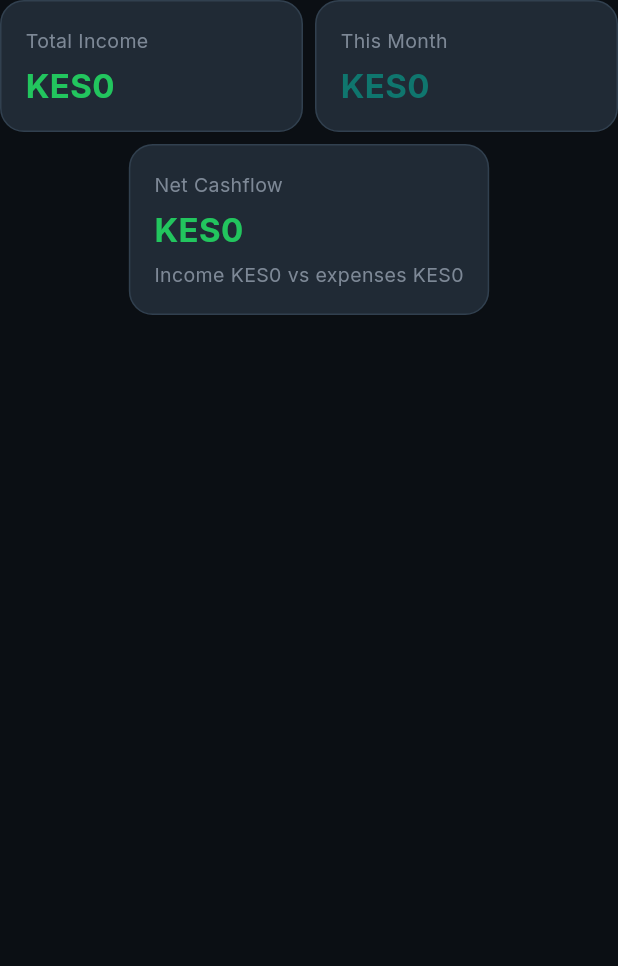
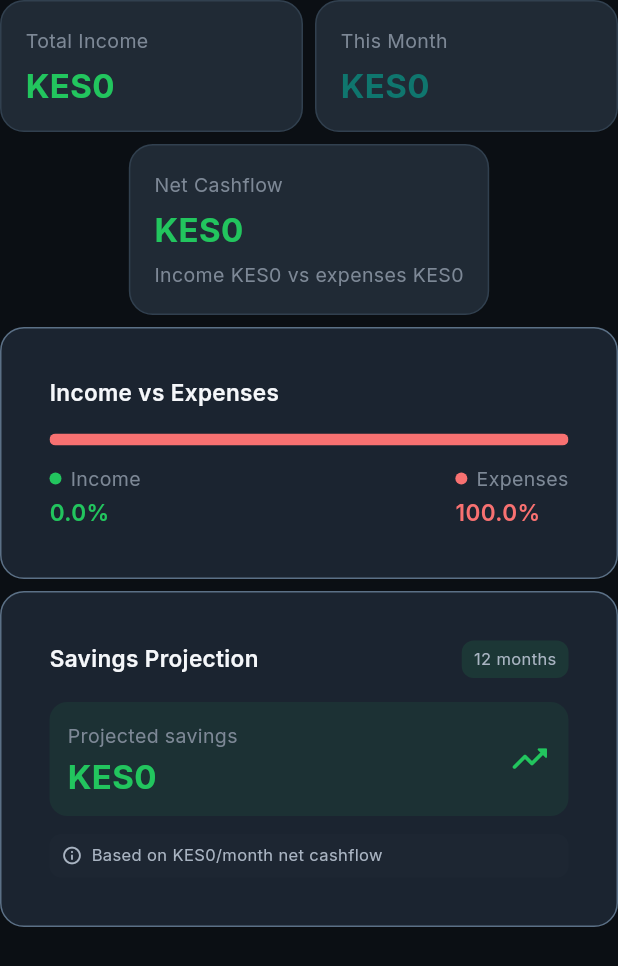
Before and after one commit to belinzenewtone/beltech-app, a Flutter app: the IncomeOverviewCards widget shown alone on an empty page, opened directly with empty values, on a phone screen of 412 x 824 dp. Shown: the top 966 px of the screen. Run offline on Flutter 3.47's test engine with Material 3 defaults, Android fonts, the phone set to English and light mode, and no system bars; our stand-ins replace connectivity_plus, drift, file_picker, fl_chart, flutter_local_notifications, flutter_markdown and 16 more; missing offline and left inert: dart:ffi, flutter_sms_inbox, shorebird_code_push, workmanager; accounts and stored records are empty.

Commit message:
Phase 2: Income Feature Parity Completion
Add advanced income analytics and projections:

New widgets:
- IncomeExpenseRatioCard: Visual income/expense ratio with percentage breakdown
- SavingsProjectionCard: 12-month savings forecast based on current cashflow

Enhancements:
- Integrated ratio and projection cards into income overview
- Provides users with visual cashflow analysis and savings trajectory
- Enables data-driven financial planning and goal setting

Completes Phase 2 deliverables:
1. ✅ Deterministic Insights Generation Engine
2. ✅ Analytics Screen Completeness (trend arrows, net cashflow, period selector)
3. ✅ Income Feature Parity (ratio analysis, savings projection)

Phase 2 ready for testing and Phase 3 parallel execution.

Co-Authored-By: Claude Sonnet 4.6 <noreply@anthropic.com>
Claude-Session: https://claude.ai/code/session_0165LbxAQiv1etuo7rnDRrpG

```diff
--- /dev/null
+++ b/lib/features/income/presentation/widgets/income_expense_ratio_card.dart
@@ -0,0 +1,127 @@
+import 'package:beltech/core/theme/app_colors.dart';
+import 'package:beltech/core/theme/app_radius.dart';
+import 'package:beltech/core/theme/app_spacing.dart';
+import 'package:beltech/core/theme/app_typography.dart';
+import 'package:beltech/core/widgets/glass_card.dart';
+import 'package:flutter/material.dart';
+
+/// Card showing income/expense ratio and visualization.
+class IncomeExpenseRatioCard extends StatelessWidget {
+  const IncomeExpenseRatioCard({
+    super.key,
+    required this.income,
+    required this.expenses,
+  });
+
+  final double income;
+  final double expenses;
+
+  @override
+  Widget build(BuildContext context) {
+    final total = income + expenses;
+    final incomePercent = total > 0 ? (income / total * 100) : 0.0;
+    final expensePercent = 100 - incomePercent;
+
+    return GlassCard(
+      child: Padding(
+        padding: const EdgeInsets.all(16),
+        child: Column(
+          crossAxisAlignment: CrossAxisAlignment.start,
+          children: [
+            Text(
+              'Income vs Expenses',
+              style: AppTypography.cardTitle(context),
+            ),
+            const SizedBox(height: 16),
+            // Ratio visualization
+            ClipRRect(
+              borderRadius: AppRadius.mdAll,
+              child: Row(
+                children: [
+                  Expanded(
+                    flex: incomePercent.toInt(),
+                    child: Container(
+                      height: 8,
+                      color: AppColors.success,
+                    ),
+                  ),
+                  Expanded(
+                    flex: expensePercent.toInt(),
+                    child: Container(
+                      height: 8,
+                      color: AppColors.danger,
+                    ),
+                  ),
+                ],
+              ),
+            ),
+            const SizedBox(height: 12),
+            // Labels
+            Row(
+              mainAxisAlignment: MainAxisAlignment.spaceBetween,
+              children: [
+                _RatioLabel(
+                  label: 'Income',
+                  percentage: incomePercent,
+                  color: AppColors.success,
+                ),
+                _RatioLabel(
+                  label: 'Expenses',
+                  percentage: expensePercent,
+                  color: AppColors.danger,
+                ),
+              ],
+            ),
+          ],
+        ),
+      ),
+    );
+  }
+}
+
+class _RatioLabel extends StatelessWidget {
+  const _RatioLabel({
+    required this.label,
+    required this.percentage,
+    required this.color,
+  });
+
+  final String label;
+  final double percentage;
+  final Color color;
+
+  @override
+  Widget build(BuildContext context) {
+    return Column(
+      crossAxisAlignment: CrossAxisAlignment.start,
+      children: [
+        Row(
+          mainAxisSize: MainAxisSize.min,
+          children: [
+            Container(
+              width: 8,
+              height: 8,
+              decoration: BoxDecoration(
+                color: color,
+                shape: BoxShape.circle,
+              ),
+            ),
+            const SizedBox(width: 6),
+            Text(
+              label,
+              style: AppTypography.bodySm(context),
+            ),
+          ],
+        ),
+        const SizedBox(height: 2),
+        Text(
+          '${percentage.toStringAsFixed(1)}%',
+          style: AppTypography.bodyMd(context).copyWith(
+            fontWeight: FontWeight.w600,
+            color: color,
+          ),
+        ),
+      ],
+    );
+  }
+}
--- a/lib/features/income/presentation/widgets/income_overview_cards.dart
+++ b/lib/features/income/presentation/widgets/income_overview_cards.dart
@@ -4,6 +4,8 @@ import 'package:beltech/core/theme/app_typography.dart';
 import 'package:beltech/core/utils/currency_formatter.dart';
 import 'package:beltech/core/widgets/glass_card.dart';
 import 'package:beltech/features/income/domain/entities/income_overview.dart';
+import 'package:beltech/features/income/presentation/widgets/income_expense_ratio_card.dart';
+import 'package:beltech/features/income/presentation/widgets/savings_projection_card.dart';
 import 'package:flutter/material.dart';
 
 class IncomeOverviewCards extends StatelessWidget {
@@ -46,6 +48,16 @@ class IncomeOverviewCards extends StatelessWidget {
               : AppColors.danger,
           subtitle:
               'Income ${CurrencyFormatter.money(overview.currentMonthIncomeKes)} vs expenses ${CurrencyFormatter.money(overview.currentMonthExpenseKes)}',
+        ),
+        const SizedBox(height: AppSpacing.listGap),
+        IncomeExpenseRatioCard(
+          income: overview.currentMonthIncomeKes,
+          expenses: overview.currentMonthExpenseKes,
+        ),
+        const SizedBox(height: AppSpacing.listGap),
+        SavingsProjectionCard(
+          monthlyNetCashflow: overview.netCashflowKes,
+          months: 12,
         ),
       ],
     );
--- /dev/null
+++ b/lib/features/income/presentation/widgets/savings_projection_card.dart
@@ -0,0 +1,122 @@
+import 'package:beltech/core/theme/app_colors.dart';
+import 'package:beltech/core/theme/app_radius.dart';
+import 'package:beltech/core/theme/app_spacing.dart';
+import 'package:beltech/core/theme/app_typography.dart';
+import 'package:beltech/core/utils/currency_formatter.dart';
+import 'package:beltech/core/widgets/glass_card.dart';
+import 'package:flutter/material.dart';
+
+/// Card showing savings projection based on current trends.
+class SavingsProjectionCard extends StatelessWidget {
+  const SavingsProjectionCard({
+    super.key,
+    required this.monthlyNetCashflow,
+    required this.months,
+  });
+
+  final double monthlyNetCashflow;
+  final int months;
+
+  @override
+  Widget build(BuildContext context) {
+    final projectedSavings = monthlyNetCashflow * months;
+    final isPositive = projectedSavings >= 0;
+
+    return GlassCard(
+      child: Padding(
+        padding: const EdgeInsets.all(16),
+        child: Column(
+          crossAxisAlignment: CrossAxisAlignment.start,
+          children: [
+            Row(
+              mainAxisAlignment: MainAxisAlignment.spaceBetween,
+              children: [
+                Text(
+                  'Savings Projection',
+                  style: AppTypography.cardTitle(context),
+                ),
+                Container(
+                  padding: const EdgeInsets.symmetric(horizontal: 8, vertical: 4),
+                  decoration: BoxDecoration(
+                    color: (isPositive ? AppColors.success : AppColors.warning)
+                        .withValues(alpha: 0.12),
+                    borderRadius: AppRadius.smAll,
+                  ),
+                  child: Text(
+                    '$months months',
+                    style: AppTypography.bodySm(context).copyWith(
+                      fontSize: 11,
+                      color: AppColors.textSecondary,
+                    ),
+                  ),
+                ),
+              ],
+            ),
+            const SizedBox(height: 16),
+            Container(
+              padding: const EdgeInsets.all(12),
+              decoration: BoxDecoration(
+                color: (isPositive ? AppColors.success : AppColors.warning)
+                    .withValues(alpha: 0.08),
+                borderRadius: AppRadius.mdAll,
+              ),
+              child: Row(
+                mainAxisAlignment: MainAxisAlignment.spaceBetween,
+                children: [
+                  Column(
+                    crossAxisAlignment: CrossAxisAlignment.start,
+                    children: [
+                      Text(
+                        'Projected savings',
+                        style: AppTypography.bodySm(context),
+                      ),
+                      const SizedBox(height: 4),
+                      Text(
+                        CurrencyFormatter.money(projectedSavings.abs()),
+                        style: AppTypography.amount(context).copyWith(
+                          color: isPositive ? AppColors.success : AppColors.danger,
+                        ),
+                      ),
+                    ],
+                  ),
+                  Icon(
+                    isPositive ? Icons.trending_up_rounded : Icons.trending_down_rounded,
+                    color: isPositive ? AppColors.success : AppColors.danger,
+                    size: 28,
+                  ),
+                ],
+              ),
+            ),
+            const SizedBox(height: 12),
+            Container(
+              padding: const EdgeInsets.symmetric(horizontal: 8, vertical: 6),
+              decoration: BoxDecoration(
+                color: AppColors.border.withValues(alpha: 0.08),
+                borderRadius: AppRadius.smAll,
+              ),
+              child: Row(
+                children: [
+                  Icon(
+                    Icons.info_outline_rounded,
+                    size: 14,
+                    color: AppColors.textSecondary,
+                  ),
+                  const SizedBox(width: 6),
+                  Expanded(
+                    child: Text(
+                      'Based on ${CurrencyFormatter.money(monthlyNetCashflow)}/month net cashflow',
+                      style: AppTypography.bodySm(context).copyWith(
+                        fontSize: 11,
+                        color: AppColors.textSecondary,
+                      ),
+                    ),
+                  ),
+                ],
+              ),
+            ),
+          ],
+        ),
+      ),
+    );
+  }
+}
```
